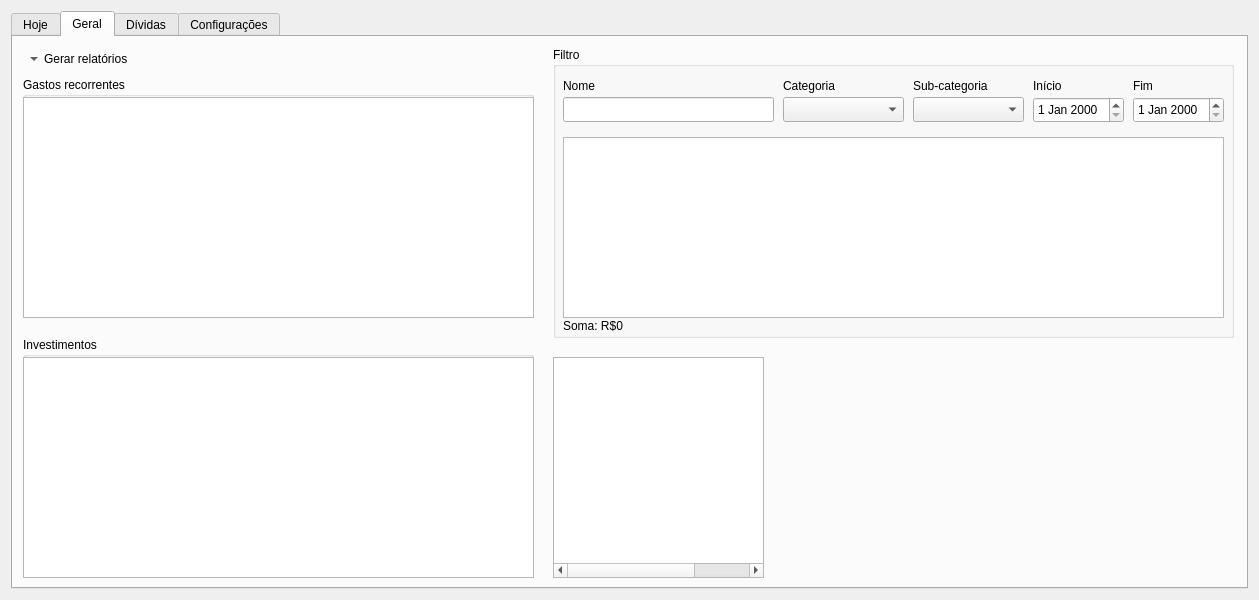
The window that ui/janela.ui (vazerick/controle_gastos) describes before a commit, drawn with Qt 5.
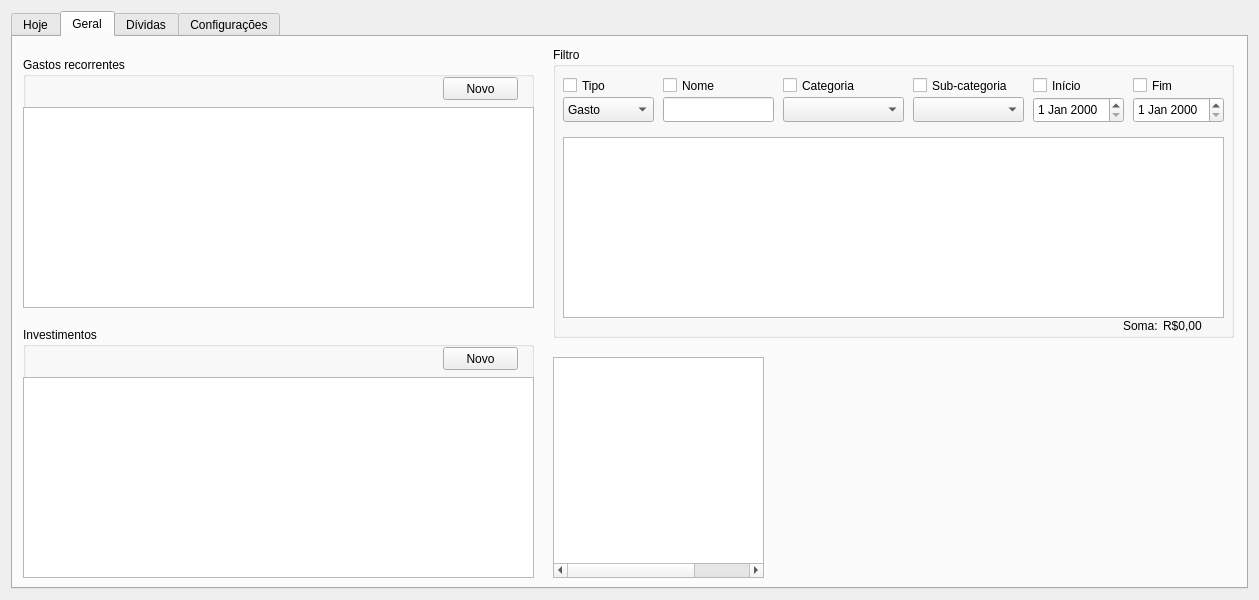
The same window after the commit. The open tabs and pages were chosen to show the change. Custom widgets are drawn as their Qt base class.

Commit message: Início das janelas de dívidas, recorrentes e investimentos

What changed in the file:
```diff
--- a/ui/janela.ui
+++ b/ui/janela.ui
@@ -1208,9 +1208,9 @@
        <property name="geometry">
         <rect>
          <x>10</x>
-         <y>40</y>
+         <y>20</y>
          <width>511</width>
-         <height>241</height>
+         <height>251</height>
         </rect>
        </property>
        <property name="title">
@@ -1220,9 +1220,9 @@
         <property name="geometry">
          <rect>
           <x>0</x>
-          <y>20</y>
+          <y>50</y>
           <width>511</width>
-          <height>221</height>
+          <height>201</height>
          </rect>
         </property>
         <property name="alternatingRowColors">
@@ -1281,6 +1281,19 @@
          </property>
         </column>
        </widget>
+       <widget class="QPushButton" name="buttonNovoRecorrente">
+        <property name="geometry">
+         <rect>
+          <x>420</x>
+          <y>20</y>
+          <width>75</width>
+          <height>23</height>
+         </rect>
+        </property>
+        <property name="text">
+         <string>Novo</string>
+        </property>
+       </widget>
       </widget>
       <widget class="QGroupBox" name="boxFiltro">
        <property name="geometry">
@@ -1304,58 +1317,16 @@
          </rect>
         </property>
        </widget>
-       <widget class="QLabel" name="labelGasto">
-        <property name="geometry">
-         <rect>
-          <x>10</x>
-          <y>30</y>
-          <width>41</width>
-          <height>17</height>
-         </rect>
-        </property>
-        <property name="text">
-         <string>Nome</string>
-        </property>
-        <property name="class" stdset="0">
-         <string>obrigatorio</string>
-        </property>
-       </widget>
-       <widget class="QLabel" name="labelCategoria">
-        <property name="geometry">
-         <rect>
-          <x>230</x>
-          <y>30</y>
-          <width>71</width>
-          <height>17</height>
-         </rect>
-        </property>
-        <property name="text">
-         <string>Categoria</string>
-        </property>
-       </widget>
        <widget class="QLineEdit" name="inputFiltro">
         <property name="geometry">
          <rect>
-          <x>10</x>
+          <x>110</x>
           <y>50</y>
-          <width>211</width>
+          <width>111</width>
           <height>25</height>
          </rect>
         </property>
        </widget>
-       <widget class="QLabel" name="labelSub">
-        <property name="geometry">
-         <rect>
-          <x>360</x>
-          <y>30</y>
-          <width>91</width>
-          <height>17</height>
-         </rect>
-        </property>
-        <property name="text">
-         <string>Sub-categoria</string>
-        </property>
-       </widget>
        <widget class="QComboBox" name="comboCategoria">
         <property name="geometry">
          <rect>
@@ -1376,38 +1347,6 @@
          </rect>
         </property>
        </widget>
-       <widget class="QLabel" name="labelGasto_2">
-        <property name="geometry">
-         <rect>
-          <x>480</x>
-          <y>30</y>
-          <width>41</width>
-          <height>17</height>
-         </rect>
-        </property>
-        <property name="text">
-         <string>Início</string>
-        </property>
-        <property name="class" stdset="0">
-         <string>obrigatorio</string>
-        </property>
-       </widget>
-       <widget class="QLabel" name="labelGasto_3">
-        <property name="geometry">
-         <rect>
-          <x>580</x>
-          <y>30</y>
-          <width>41</width>
-          <height>17</height>
-         </rect>
-        </property>
-        <property name="text">
-         <string>Fim</string>
-        </property>
-        <property name="class" stdset="0">
-         <string>obrigatorio</string>
-        </property>
-       </widget>
        <widget class="QDateEdit" name="dateFim">
         <property name="geometry">
          <rect>
@@ -1491,14 +1430,135 @@
        <widget class="QLabel" name="label">
         <property name="geometry">
          <rect>
+          <x>570</x>
+          <y>270</y>
+          <width>41</width>
+          <height>17</height>
+         </rect>
+        </property>
+        <property name="text">
+         <string>Soma: </string>
+        </property>
+       </widget>
+       <widget class="QCheckBox" name="checkRelCat">
+        <property name="geometry">
+         <rect>
+          <x>230</x>
+          <y>30</y>
+          <width>121</width>
+          <height>17</height>
+         </rect>
+        </property>
+        <property name="text">
+         <string>Categoria</string>
+        </property>
+       </widget>
+       <widget class="QCheckBox" name="checkRelSub">
+        <property name="geometry">
+         <rect>
+          <x>360</x>
+          <y>30</y>
+          <width>111</width>
+          <height>17</height>
+         </rect>
+        </property>
+        <property name="text">
+         <string>Sub-categoria</string>
+        </property>
+       </widget>
+       <widget class="QCheckBox" name="checkRelInicio">
+        <property name="geometry">
+         <rect>
+          <x>480</x>
+          <y>30</y>
+          <width>61</width>
+          <height>17</height>
+         </rect>
+        </property>
+        <property name="text">
+         <string>Início</string>
+        </property>
+       </widget>
+       <widget class="QCheckBox" name="checkRelFim">
+        <property name="geometry">
+         <rect>
+          <x>580</x>
+          <y>30</y>
+          <width>61</width>
+          <height>17</height>
+         </rect>
+        </property>
+        <property name="text">
+         <string>Fim</string>
+        </property>
+       </widget>
+       <widget class="QCheckBox" name="checkRelNome">
+        <property name="geometry">
+         <rect>
+          <x>110</x>
+          <y>30</y>
+          <width>61</width>
+          <height>17</height>
+         </rect>
+        </property>
+        <property name="text">
+         <string>Nome</string>
+        </property>
+       </widget>
+       <widget class="QCheckBox" name="checkRelTipo">
+        <property name="geometry">
+         <rect>
           <x>10</x>
+          <y>30</y>
+          <width>61</width>
+          <height>17</height>
+         </rect>
+        </property>
+        <property name="text">
+         <string>Tipo</string>
+        </property>
+       </widget>
+       <widget class="QComboBox" name="comboTimpo">
+        <property name="geometry">
+         <rect>
+          <x>10</x>
+          <y>50</y>
+          <width>91</width>
+          <height>25</height>
+         </rect>
+        </property>
+        <item>
+         <property name="text">
+          <string>Gasto</string>
+         </property>
+        </item>
+        <item>
+         <property name="text">
+          <string>Entrada</string>
+         </property>
+        </item>
+        <item>
+         <property name="text">
+          <string>Fixo</string>
+         </property>
+        </item>
+        <item>
+         <property name="text">
+          <string>Reserva</string>
+         </property>
+        </item>
+       </widget>
+       <widget class="QLabel" name="labelSomaFiltro">
+        <property name="geometry">
+         <rect>
+          <x>610</x>
           <y>270</y>
-          <width>71</width>
+          <width>61</width>
           <height>17</height>
          </rect>
         </property>
         <property name="text">
-         <string>Soma: R$0</string>
+         <string>R$0,00</string>
         </property>
        </widget>
       </widget>
@@ -1506,9 +1566,9 @@
        <property name="geometry">
         <rect>
          <x>10</x>
-         <y>300</y>
+         <y>290</y>
          <width>511</width>
-         <height>241</height>
+         <height>251</height>
         </rect>
        </property>
        <property name="title">
@@ -1518,9 +1578,9 @@
         <property name="geometry">
          <rect>
           <x>0</x>
-          <y>20</y>
+          <y>50</y>
           <width>511</width>
-          <height>221</height>
+          <height>201</height>
          </rect>
         </property>
         <property name="alternatingRowColors">
@@ -1579,28 +1639,19 @@
          </property>
         </column>
        </widget>
-      </widget>
-      <widget class="QToolButton" name="toolRelatorio">
-       <property name="geometry">
-        <rect>
-         <x>10</x>
-         <y>10</y>
-         <width>131</width>
-         <height>24</height>
-        </rect>
-       </property>
-       <property name="text">
-        <string>Gerar relatórios</string>
-       </property>
-       <property name="toolButtonStyle">
-        <enum>Qt::ToolButtonTextBesideIcon</enum>
-       </property>
-       <property name="autoRaise">
-        <bool>true</bool>
-       </property>
-       <property name="arrowType">
-        <enum>Qt::DownArrow</enum>
-       </property>
+       <widget class="QPushButton" name="buttonNovoInvestimento">
+        <property name="geometry">
+         <rect>
+          <x>420</x>
+          <y>20</y>
+          <width>75</width>
+          <height>23</height>
+         </rect>
+        </property>
+        <property name="text">
+         <string>Novo</string>
+        </property>
+       </widget>
       </widget>
       <widget class="QTreeWidget" name="treeAno">
        <property name="geometry">
```
Left out of the diff: 123 changed lines with no effect on the pictures. The commit also changes 7 other files.
